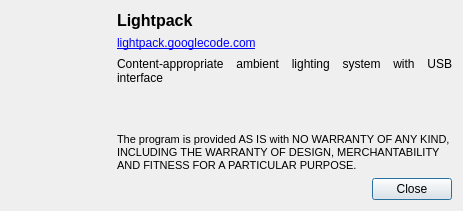
First picture: the form in Software/src/aboutdialog.ui, repository Atarity/Lightpack, before the edit.
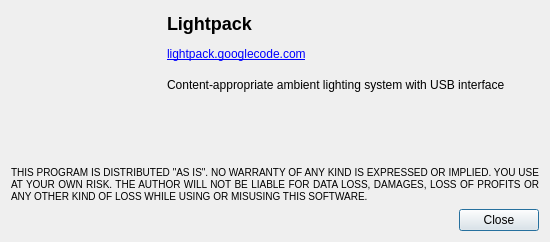
Second picture: the form after the edit. Icons and pictures are not drawn.

Commit message: Software: about dialog added check HG_REVISION is empty, using sizeHint() to set fixed size; version numbers now bold; change NO WARRANTY notice; added ru_RU version of this notice; main.cpp: added check HG_REVISION is empty;

Diff of the .ui file:
```diff
--- a/Software/src/aboutdialog.ui
+++ b/Software/src/aboutdialog.ui
@@ -2,17 +2,26 @@
 <ui version="4.0">
  <class>aboutDialog</class>
  <widget class="QDialog" name="aboutDialog">
+  <property name="windowModality">
+   <enum>Qt::ApplicationModal</enum>
+  </property>
   <property name="geometry">
    <rect>
     <x>0</x>
     <y>0</y>
-    <width>463</width>
-    <height>211</height>
+    <width>550</width>
+    <height>242</height>
    </rect>
   </property>
+  <property name="sizePolicy">
+   <sizepolicy hsizetype="Fixed" vsizetype="Maximum">
+    <horstretch>0</horstretch>
+    <verstretch>0</verstretch>
+   </sizepolicy>
+  </property>
   <property name="minimumSize">
    <size>
-    <width>450</width>
+    <width>0</width>
     <height>0</height>
    </size>
   </property>
@@ -26,6 +35,8 @@
   <property name="locale">
    <locale language="English" country="UnitedStates"/>
   </property>
+  <layout class="QVBoxLayout" name="verticalLayout_3">
+   <item>
   <layout class="QHBoxLayout" name="horizontalLayout_2">
    <item>
     <layout class="QVBoxLayout" name="verticalLayout_2">
@@ -53,7 +64,7 @@
         <bool>false</bool>
        </property>
        <property name="alignment">
-        <set>Qt::AlignCenter</set>
+          <set>Qt::AlignHCenter|Qt::AlignTop</set>
        </property>
       </widget>
      </item>
@@ -73,17 +84,11 @@
     </layout>
    </item>
    <item>
-    <layout class="QVBoxLayout" name="verticalLayout_3">
-     <item>
       <layout class="QVBoxLayout" name="verticalLayout">
        <item>
         <widget class="QLabel" name="label_2">
          <property name="text">
-          <string>&lt;!DOCTYPE HTML PUBLIC &quot;-//W3C//DTD HTML 4.0//EN&quot; &quot;http://www.w3.org/TR/REC-html40/strict.dtd&quot;&gt;
-&lt;html&gt;&lt;head&gt;&lt;meta name=&quot;qrichtext&quot; content=&quot;1&quot; /&gt;&lt;style type=&quot;text/css&quot;&gt;
-p, li { white-space: pre-wrap; }
-&lt;/style&gt;&lt;/head&gt;&lt;body style=&quot; font-family:'MS Shell Dlg 2'; font-size:8.25pt; font-weight:400; font-style:normal;&quot;&gt;
-&lt;p style=&quot; margin-top:0px; margin-bottom:0px; margin-left:0px; margin-right:0px; -qt-block-indent:0; text-indent:0px;&quot;&gt;&lt;span style=&quot; font-family:'Sans'; font-size:12pt; font-weight:600;&quot;&gt;Lightpack&lt;/span&gt;&lt;/p&gt;&lt;/body&gt;&lt;/html&gt;</string>
+          <string>&lt;h2&gt;Lightpack&lt;/h2&gt;</string>
          </property>
          <property name="margin">
           <number>0</number>
@@ -95,12 +100,6 @@
        </item>
        <item>
         <widget class="QLabel" name="label_8">
-         <property name="sizePolicy">
-          <sizepolicy hsizetype="Minimum" vsizetype="Preferred">
-           <horstretch>0</horstretch>
-           <verstretch>0</verstretch>
-          </sizepolicy>
-         </property>
          <property name="minimumSize">
           <size>
            <width>0</width>
@@ -123,23 +122,11 @@
        </item>
        <item>
         <widget class="QLabel" name="label_3">
-         <property name="sizePolicy">
-          <sizepolicy hsizetype="Minimum" vsizetype="Minimum">
-           <horstretch>0</horstretch>
-           <verstretch>0</verstretch>
-          </sizepolicy>
-         </property>
          <property name="text">
           <string>Content-appropriate ambient lighting system with USB interface</string>
          </property>
-         <property name="alignment">
-          <set>Qt::AlignJustify|Qt::AlignVCenter</set>
-         </property>
          <property name="wordWrap">
-          <bool>true</bool>
-         </property>
-         <property name="margin">
-          <number>0</number>
+          <bool>false</bool>
          </property>
          <property name="textInteractionFlags">
           <set>Qt::LinksAccessibleByMouse|Qt::TextSelectableByMouse</set>
@@ -181,34 +168,34 @@
          </property>
         </widget>
        </item>
-       <item>
-        <spacer name="horizontalSpacer_2">
-         <property name="orientation">
-          <enum>Qt::Horizontal</enum>
-         </property>
-         <property name="sizeHint" stdset="0">
-          <size>
-           <width>0</width>
-           <height>0</height>
-          </size>
-         </property>
-        </spacer>
+      </layout>
+     </item>
+    </layout>
        </item>
        <item>
         <widget class="QLabel" name="label_4">
+     <property name="sizePolicy">
+      <sizepolicy hsizetype="Minimum" vsizetype="Preferred">
+       <horstretch>0</horstretch>
+       <verstretch>0</verstretch>
+      </sizepolicy>
+     </property>
+     <property name="minimumSize">
+      <size>
+       <width>0</width>
+       <height>0</height>
+      </size>
+     </property>
          <property name="text">
-          <string>&lt;!DOCTYPE HTML PUBLIC &quot;-//W3C//DTD HTML 4.0//EN&quot; &quot;http://www.w3.org/TR/REC-html40/strict.dtd&quot;&gt;
-&lt;html&gt;&lt;head&gt;&lt;meta name=&quot;qrichtext&quot; content=&quot;1&quot; /&gt;&lt;style type=&quot;text/css&quot;&gt;
-p, li { white-space: pre-wrap; }
-&lt;/style&gt;&lt;/head&gt;&lt;body style=&quot; font-family:'MS Shell Dlg 2'; font-size:8.25pt; font-weight:400; font-style:normal;&quot;&gt;
-&lt;p style=&quot; margin-top:0px; margin-bottom:0px; margin-left:0px; margin-right:0px; -qt-block-indent:0; text-indent:0px;&quot;&gt;&lt;span style=&quot; font-size:8pt;&quot;&gt;The program is provided AS IS with NO WARRANTY OF ANY KIND, INCLUDING THE WARRANTY OF DESIGN, MERCHANTABILITY AND FITNESS FOR A PARTICULAR PURPOSE.&lt;/span&gt;&lt;/p&gt;&lt;/body&gt;&lt;/html&gt;</string>
+      <string>&lt;small&gt;THIS PROGRAM IS DISTRIBUTED &quot;AS IS&quot;. NO WARRANTY OF ANY KIND IS EXPRESSED OR IMPLIED. YOU USE AT YOUR OWN RISK. THE AUTHOR WILL NOT BE LIABLE FOR DATA LOSS, DAMAGES, LOSS OF PROFITS OR ANY OTHER KIND OF LOSS WHILE USING OR MISUSING THIS SOFTWARE.&lt;/small&gt;</string>
+     </property>
+     <property name="alignment">
+      <set>Qt::AlignJustify|Qt::AlignVCenter</set>
          </property>
          <property name="wordWrap">
           <bool>true</bool>
          </property>
         </widget>
-       </item>
-      </layout>
      </item>
      <item>
       <layout class="QHBoxLayout" name="horizontalLayout">
@@ -217,6 +204,9 @@
          <property name="orientation">
           <enum>Qt::Horizontal</enum>
          </property>
+       <property name="sizeType">
+        <enum>QSizePolicy::Expanding</enum>
+       </property>
          <property name="sizeHint" stdset="0">
           <size>
            <width>40</width>
@@ -231,8 +221,6 @@
           <string>Close</string>
          </property>
         </widget>
-       </item>
-      </layout>
      </item>
     </layout>
    </item>
```
Lines whose indentation alone changed are shown as unchanged. The commit also changes 5 other files.
